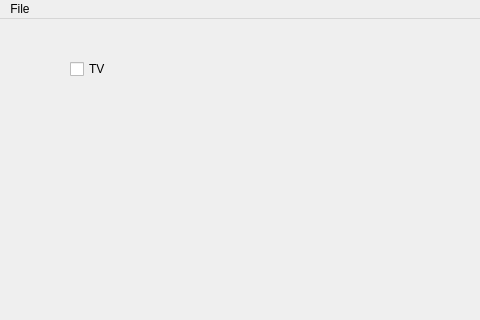
Old version of the form maincontrolwindow.ui in the repository cmosher01/Em-TV; both pictures show x 0 to 480 and y 0 to 320 of the 800 by 600 pixel window.
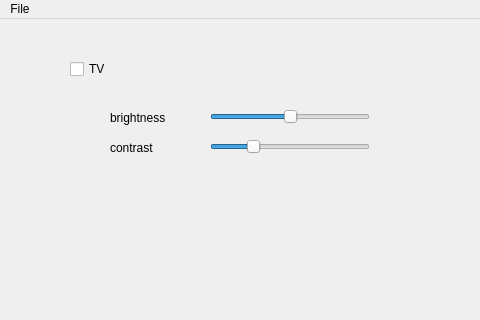
New version of the form.

Commit message: add brightness and contrast controls

The edit to the form file:
```diff
--- a/maincontrolwindow.ui
+++ b/maincontrolwindow.ui
@@ -27,6 +27,85 @@
      <string>TV</string>
     </property>
    </widget>
+   <widget class="QSlider" name="brightness">
+    <property name="geometry">
+     <rect>
+      <x>210</x>
+      <y>90</y>
+      <width>160</width>
+      <height>16</height>
+     </rect>
+    </property>
+    <property name="minimum">
+     <number>-100</number>
+    </property>
+    <property name="maximum">
+     <number>100</number>
+    </property>
+    <property name="singleStep">
+     <number>5</number>
+    </property>
+    <property name="pageStep">
+     <number>20</number>
+    </property>
+    <property name="orientation">
+     <enum>Qt::Horizontal</enum>
+    </property>
+   </widget>
+   <widget class="QLabel" name="label_brightness">
+    <property name="geometry">
+     <rect>
+      <x>110</x>
+      <y>90</y>
+      <width>81</width>
+      <height>17</height>
+     </rect>
+    </property>
+    <property name="text">
+     <string>brightness</string>
+    </property>
+   </widget>
+   <widget class="QLabel" name="label_contrast">
+    <property name="geometry">
+     <rect>
+      <x>110</x>
+      <y>120</y>
+      <width>81</width>
+      <height>17</height>
+     </rect>
+    </property>
+    <property name="text">
+     <string>contrast</string>
+    </property>
+   </widget>
+   <widget class="QSlider" name="contrast">
+    <property name="geometry">
+     <rect>
+      <x>210</x>
+      <y>120</y>
+      <width>160</width>
+      <height>16</height>
+     </rect>
+    </property>
+    <property name="minimum">
+     <number>0</number>
+    </property>
+    <property name="maximum">
+     <number>400</number>
+    </property>
+    <property name="singleStep">
+     <number>5</number>
+    </property>
+    <property name="pageStep">
+     <number>20</number>
+    </property>
+    <property name="value">
+     <number>100</number>
+    </property>
+    <property name="orientation">
+     <enum>Qt::Horizontal</enum>
+    </property>
+   </widget>
   </widget>
   <widget class="QMenuBar" name="menubar">
    <property name="geometry">
```
The commit also changes 4 other files.
